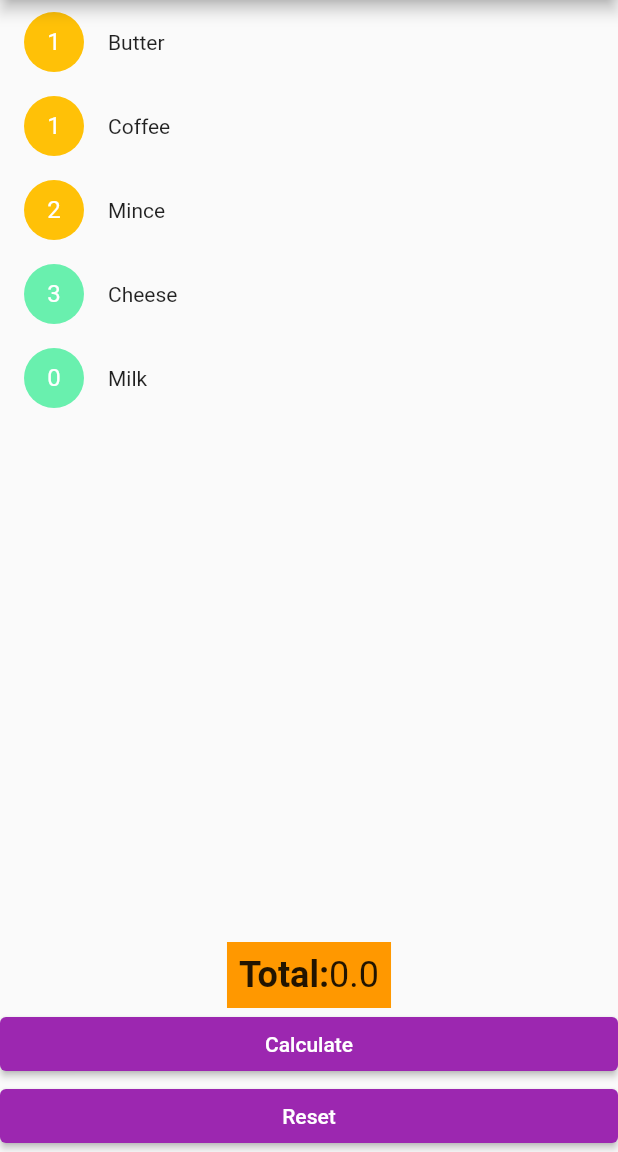
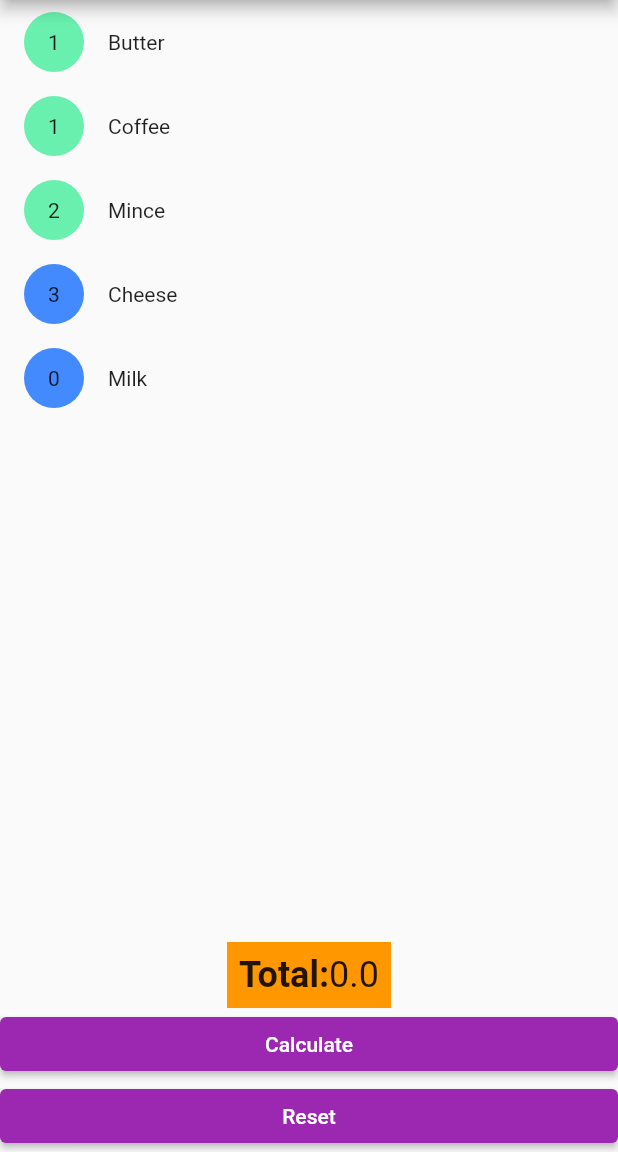
Before and after one commit to woodRock/ideal-octo-spoon, a Flutter app: the screen it shows after launch, on a phone screen of 412 x 824 dp, the part 84-1236 px from its top. Run offline on Flutter 3.47's test engine with Material 2 defaults, Android fonts, the phone set to English and light mode, and no system bars; drawn by our look-alikes of flutter_slidable.

Commit message:
Switched from slidable to dismissible widget + implemented gestures for counting

```diff
--- a/lib/model/ItemsModel.dart
+++ b/lib/model/ItemsModel.dart
@@ -36,45 +36,56 @@ class ItemsModel extends ChangeNotifier {
   }
 
   /// Increment an item by object reference.
-  void increment(Item item) {
+  increment(Item item) {
     getByItem(item).increment();
     notifyListeners();
   }
 
   /// Reset the count of an item by object reference.
-  void reset(Item item) {
+  reset(Item item) {
     getByItem(item).reset();
     notifyListeners();
   }
 
   /// Reset the count for the entire stock.
-  void resetAll() {
+  resetAll() {
     this._items.forEach((item) => item.reset() );
     notifyListeners();
   }
 
   /// Provide a new list of items.
-  void set(List<Item> items){
+  set(List<Item> items){
     this.removeAll();
     items.forEach((item) => add(item) );
+    this.sort();
     notifyListeners();
   }
 
   /// Include an additional item to the stock.
-  void add(Item item) {
+  add(Item item) {
     this._items.add(item);
+    this.sort();
     notifyListeners();
   }
 
   /// Remove an item from the stock
-  void delete(Item i) {
+  delete(Item i) {
     this._items.remove(i);
     notifyListeners();
   }
 
   /// Clear all items from the stock.
-  void removeAll() {
+  removeAll() {
     this._items.clear();
     notifyListeners();
   }
+
+  sort() {
+    this._items.sort((a,b) =>
+        a.name.compareTo(b.name)
+    );
+    this._items.sort((a,b) =>
+        b.essential.toString().compareTo(a.essential.toString())
+    );
+  }
 }
--- a/lib/screens/Stock.dart
+++ b/lib/screens/Stock.dart
@@ -62,7 +62,7 @@ class Stock extends StatelessWidget {
               items.set(snapshot.data);
             return ListView.builder(
                 itemCount: items.length,
-                itemBuilder: (context, index) => slidableItem(context, index),
+                itemBuilder: (context, index) => listItem(context, index),
             );
           } else {
             return Center(child: CircularProgressIndicator());
@@ -95,68 +95,64 @@ class Stock extends StatelessWidget {
     );
   }
 
-  /// A slidable list item for an Item that has directional slide actions.
-  Widget slidableItem(BuildContext context, int index) {
+  /// A dismissible list item for an Item of stock
+  Widget listItem(BuildContext context, int index) {
     Item item = Provider.of<ItemsModel>(context).get(index);
-    return Slidable(
-      actionExtentRatio: 0.25,
-      actionPane: SlidableDrawerActionPane(),
+
+    return Dismissible(
+      // Show a red background as the item is swiped away.
+      key: Key(item.name),
+      direction: DismissDirection.endToStart,
+      background: Container(
+        color: Colors.red,
+        padding: EdgeInsets.symmetric(horizontal: 20),
+        alignment: AlignmentDirectional.centerEnd,
+        child: Icon(
+          Icons.delete,
+          color: Colors.white,
+        ),
+      ),
+      onDismissed: (direction) {
+        Provider.of<ItemsModel>(context).delete(item);
+        Scaffold.of(context).showSnackBar(SnackBar(
+          content: Text("${item.name} removed"),
+          duration: Duration(seconds: 5),
+          action: SnackBarAction(
+              label: "Undo",
+              textColor: Colors.yellow,
+              onPressed: () => Provider.of<ItemsModel>(context).add(item),
+            ),
+          )
+        );
+      },
       child: ListTile(
           leading: CircleAvatar(
-          foregroundColor: Colors.white,
-          backgroundColor: item.essential? Colors.amber : Colors.greenAccent,
-          child: Text('${item.count}'),
+            backgroundColor: item.essential? Colors.greenAccent : Colors.blueAccent,
+            child: RichText(
+                text: TextSpan(
+                  style: DefaultTextStyle.of(context).style,
+                  text: '${item.count}',
+                  recognizer: LongPressGestureRecognizer()
+                    ..onLongPress = () => Provider.of<ItemsModel>(context).reset(item),
+                )
+            ),
           ),
           title: RichText(
             text: TextSpan(
                 style: DefaultTextStyle.of(context).style,
                 text: '${item.name}',
-            recognizer: new TapGestureRecognizer()..onTap = () => Provider.of<ItemsModel>(context).increment(item),
-          ),
+                recognizer: TapGestureRecognizer()
+                  ..onTap = () => Provider.of<ItemsModel>(context).increment(item),
               )
             ),
-      actions: <Widget>[
-        IconSlideAction(
-            caption: 'Clear',
-            color: Colors.grey,
-            icon: Icons.clear,
-            onTap: () => Provider.of<ItemsModel>(context).reset(item),
-        )
-      ],
-      secondaryActions: <Widget>[
-        IconSlideAction(
-          caption: 'Edit',
-          color: Colors.green,
-          icon: Icons.edit,
-          onTap: () => print('Edit'),
         ),
-        IconSlideAction(
-          caption: 'Delete',
-          color: Colors.red,
-          icon: Icons.delete,
-          onTap: () => Provider.of<ItemsModel>(context).delete(item),
-        )
-      ],
       );
-  }
-
-  /// Sorts a list of items into display order.
-  List<Item> sortItems(List<Item> items) {
-    items.sort((a,b) =>
-        a.name.compareTo(b.name)
-    );
-    items.sort((a,b) =>
-        b.essential.toString().compareTo(a.essential.toString())
-    );
-    return items;
   }
 
   /// Retrieves a list of Items stored as a JSON as a local asset.
   Future<List<Item>> getItems(BuildContext context) async {
     String jsonString = await DefaultAssetBundle.of(context).loadString(this.path);
-    // dynamic is the like the Any type from Typescript
     List<dynamic> raw = jsonDecode(jsonString);
-    List<Item> items = raw.map((f) => Item.fromJSON(f)).toList();
-    return sortItems(items);
+    return raw.map((f) => Item.fromJSON(f)).toList();
   }
 }
```
Lines whose indentation alone changed are shown as unchanged.
